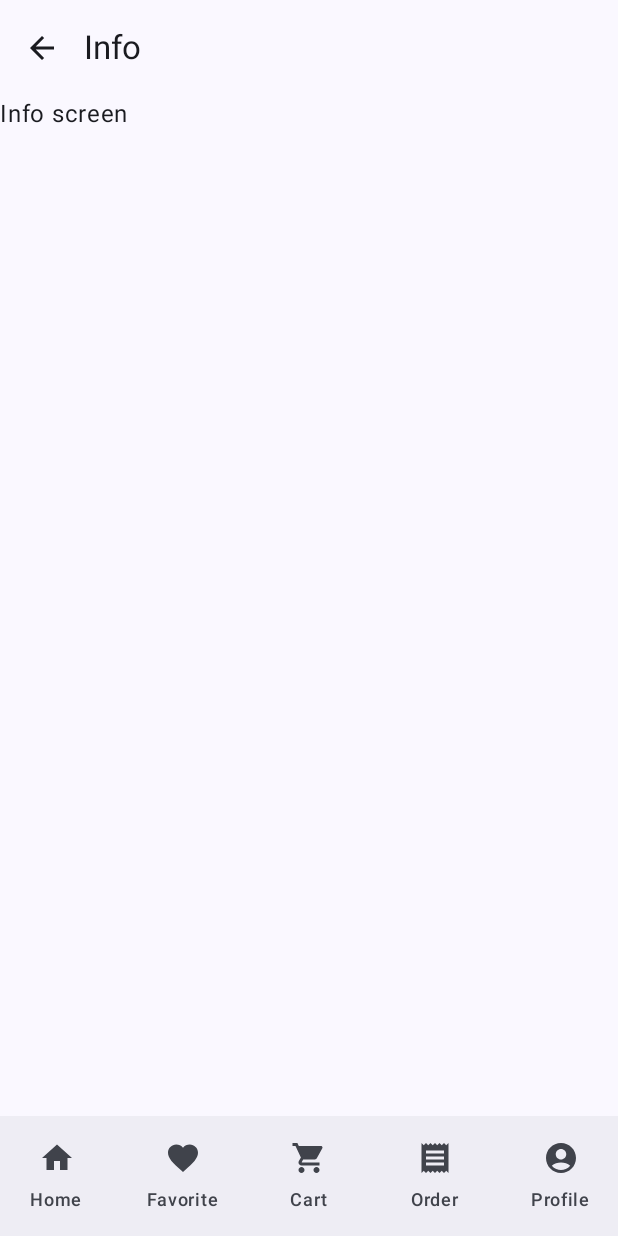
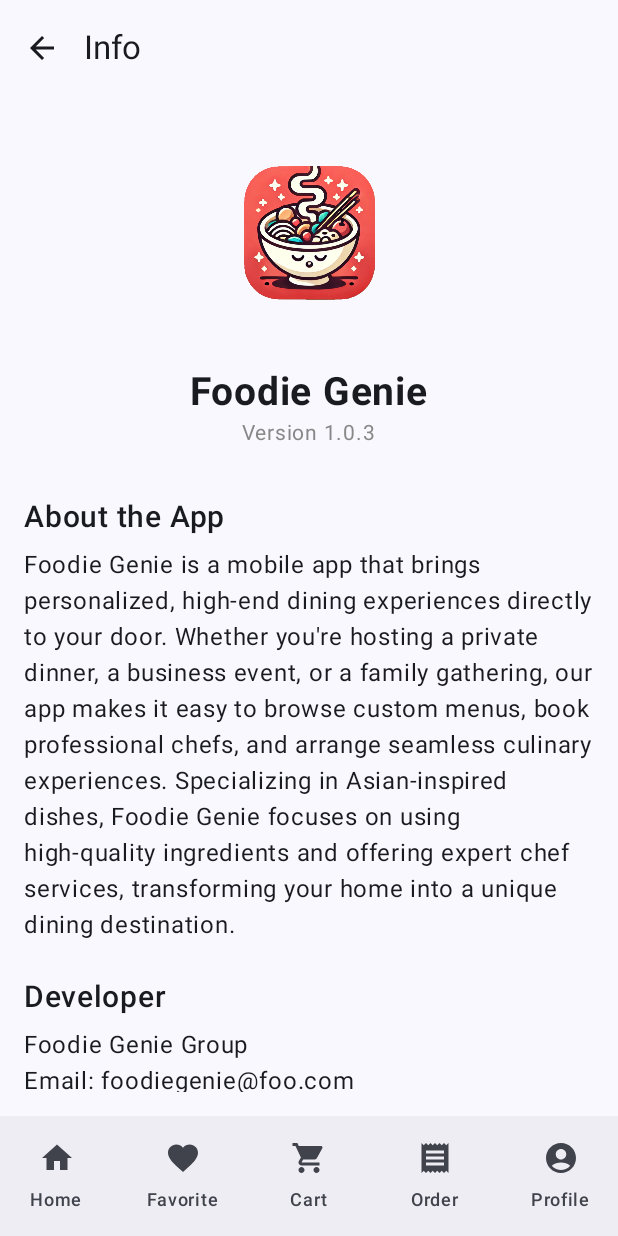
Before and after one commit to MobleApp-Group4/Mobile-Project, an Android app built with Jetpack Compose: the InfoScreen screen opened through its navigation route, on a phone screen of 412 x 824 dp. Run offline under Robolectric (Android 15) with nearby library versions, the phone set to English and light mode, and no system bars; our stand-ins replace Firebase (no records; nobody signed in at launch, a user with empty details on screens opened directly); pictures from the network do not load.

Commit message:
Info Screen

```diff
--- a/app/src/main/java/com/example/todo/ui/screens/InfoScreen.kt
+++ b/app/src/main/java/com/example/todo/ui/screens/InfoScreen.kt
@@ -1,13 +1,102 @@
 package com.example.todo.ui.screens
 
+import androidx.compose.foundation.Image
+import androidx.compose.foundation.layout.Column
+import androidx.compose.foundation.layout.Spacer
+import androidx.compose.foundation.layout.fillMaxSize
+import androidx.compose.foundation.layout.fillMaxWidth
+import androidx.compose.foundation.layout.height
+import androidx.compose.foundation.layout.padding
+import androidx.compose.foundation.layout.size
+import androidx.compose.foundation.lazy.LazyColumn
+import androidx.compose.material3.Button
+import androidx.compose.material3.MaterialTheme
 import androidx.compose.material3.Text
 import androidx.compose.runtime.Composable
+import androidx.compose.ui.Alignment
 import androidx.compose.ui.Modifier
+import androidx.compose.ui.graphics.Color
+import androidx.compose.ui.res.painterResource
+import androidx.compose.ui.text.font.FontWeight
+import androidx.compose.ui.unit.dp
+import androidx.compose.ui.unit.sp
+import com.example.todo.R
 
 @Composable
-fun InfoScreen(modifier: Modifier) {
+fun InfoScreen(
+    modifier: Modifier = Modifier,
+) {
+    LazyColumn(
+        modifier = modifier
+            .fillMaxSize()
+            .padding(16.dp),
+        horizontalAlignment = Alignment.CenterHorizontally
+    ) {
+        item {
+            // App Logo
+            Image(
+                painter = painterResource(id = R.drawable.logo_color), // 换成你的 logo 资源
+                contentDescription = "App Logo",
+                modifier = Modifier
+                    .size(150.dp)
+            )
+
+            Spacer(modifier = Modifier.height(16.dp))
+
+            Text(
+                text = "Foodie Genie",
+                fontSize = 26.sp,
+                fontWeight = FontWeight.Bold
+            )
+
+            Text(
+                text = "Version 1.0.3",
+                fontSize = 14.sp,
+                color = Color.Gray
+            )
+
+            Spacer(modifier = Modifier.height(24.dp))
+        }
+
+        item {
+            SectionTitle("About the App")
+            SectionText(
+                "Foodie Genie is a mobile app that brings personalized, high-end dining experiences directly to your door. Whether you're hosting a private dinner, a business event, or a family gathering, our app makes it easy to browse custom menus, book professional chefs, and arrange seamless culinary experiences. Specializing in Asian-inspired dishes, Foodie Genie focuses on using high-quality ingredients and offering expert chef services, transforming your home into a unique dining destination."
+            )
+        }
+
+        item {
+            SectionTitle("Developer")
+            SectionText("Foodie Genie Group\nEmail: foodiegenie@foo.com")
+        }
+
+        item {
+            SectionTitle("Privacy Policy")
+            SectionText("We value your privacy. Your personal data is safe and never shared without permission.")
+        }
+
+    }
+}
+
+@Composable
+fun SectionTitle(text: String) {
     Text(
-        modifier = modifier,
-        text = "Info screen"
+        text = text,
+        fontSize = 20.sp,
+        fontWeight = FontWeight.SemiBold,
+        modifier = Modifier
+            .fillMaxWidth()
+            .padding(vertical = 8.dp)
     )
 }
+
+@Composable
+fun SectionText(text: String) {
+    Text(
+        text = text,
+        fontSize = 16.sp,
+        modifier = Modifier
+            .fillMaxWidth()
+            .padding(bottom = 16.dp)
+    )
+}
```
Also changed, not shown: app/src/main/java/com/example/todo/ui/screens/ProfileScreen.kt (+1 -52 lines), app/src/main/res/drawable/logo.png (added), app/src/main/res/drawable/logo_color.PNG (added).
